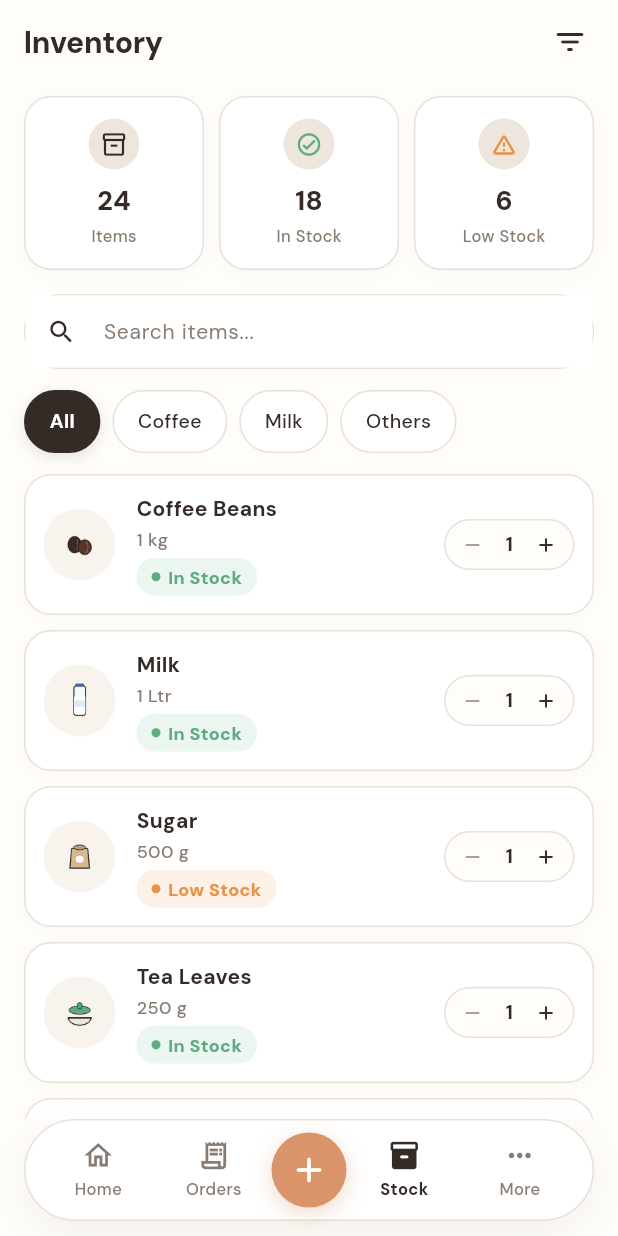
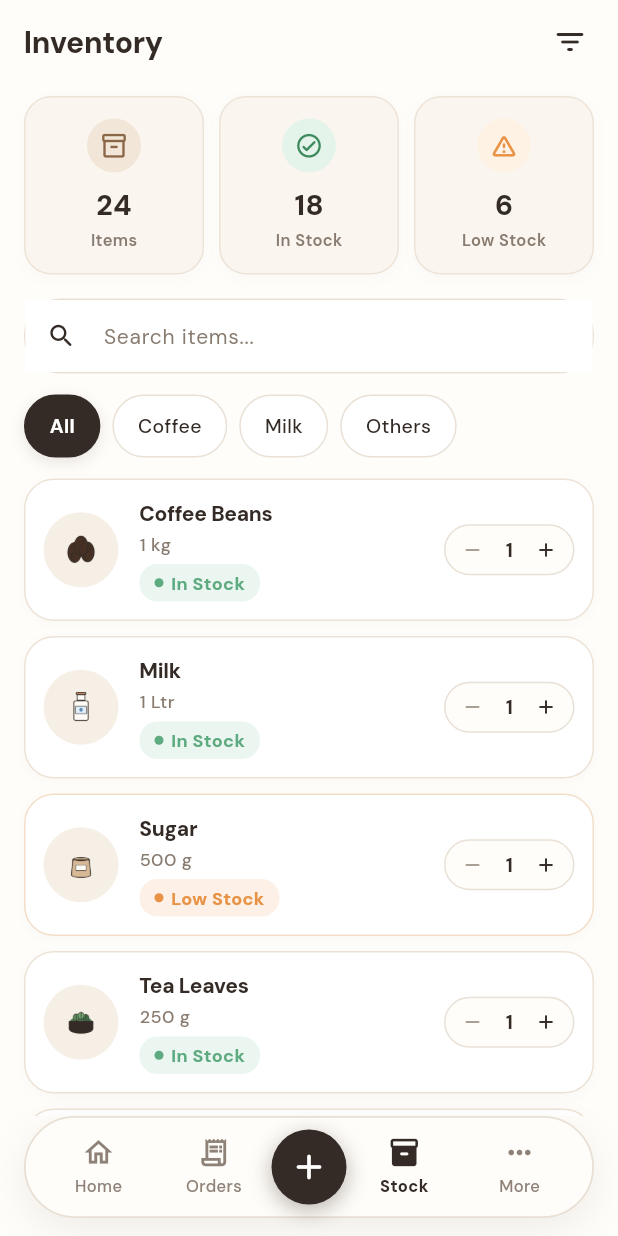
Before and after one commit to krushnasaruk/macha, a Flutter app: the InventoryScreen screen opened by its route, on a phone screen of 412 x 824 dp. Run offline on Flutter 3.47's test engine with Material 3 defaults, Android fonts, the phone set to English and light mode, and no system bars; our stand-ins replace connectivity_plus, drift, flutter_riverpod, go_router, google_fonts, supabase_flutter; accounts and stored records are empty; generated files the repository leaves out were written again.

Commit message:
refactor(ui): visual refinement matching reference composition and cafe personality
- Generate high-fidelity 4x antialiased 2D cafe illustrations (hero coffee with tabletop curve, cappuccino with rosetta art & steam, latte with warm layers, americano with crema, mocha with whipped cream drizzle, cold brew swirl, iced latte with cubes & straw, coffee beans, milk, sugar, tea, syrup)
- Redesign Home Dashboard hero card with rich dark roast gradient, tabletop curve, 3 snug metric cards, and tactile quick action circles
- Redesign POS Screen: reduce empty whitespace in product tiles, enlarge drink illustrations to 105px with steam wisps, align name/price tightly with circular '+' button
- Redesign Floating Cart Bar: dark coffee capsule with terracotta badge, bold price, and 'View Cart ->'
- Redesign Inventory Screen: compact warm cream KPI cards, high-res ingredient artwork in circular containers, low-stock visual accents, and refined stepper
- 100% test pass rate (99/99 tests passed, 0 flutter analyze issues)

```diff
--- a/lib/core/components/floating_bottom_nav.dart
+++ b/lib/core/components/floating_bottom_nav.dart
@@ -35,16 +35,16 @@ class FloatingBottomNav extends StatelessWidget {
     return SafeArea(
       child: Container(
         height: 68,
-        margin: const EdgeInsets.only(left: 16, right: 16, bottom: 10),
+        margin: const EdgeInsets.only(left: 16, right: 16, bottom: 12),
         padding: const EdgeInsets.symmetric(horizontal: 10),
         decoration: BoxDecoration(
-          color: Colors.white,
+          color: const Color(0xFFFFFDF9),
           borderRadius: BorderRadius.circular(36),
-          border: Border.all(color: AppColors.borderLight, width: 1),
+          border: Border.all(color: const Color(0xFFE8DFD5), width: 1.2),
           boxShadow: [
             BoxShadow(
-              color: AppColors.primary.withOpacity(0.06),
-              blurRadius: 20,
+              color: const Color(0xFF342B26).withOpacity(0.08),
+              blurRadius: 22,
               offset: const Offset(0, 8),
             ),
           ],
@@ -63,11 +63,11 @@ class FloatingBottomNav extends StatelessWidget {
                   width: 50,
                   height: 50,
                   decoration: BoxDecoration(
-                    color: isSelected ? AppColors.primary : AppColors.terracotta,
+                    color: isSelected ? AppColors.terracotta : AppColors.primary,
                     shape: BoxShape.circle,
                     boxShadow: [
                       BoxShadow(
-                        color: AppColors.terracotta.withOpacity(0.35),
+                        color: (isSelected ? AppColors.terracotta : AppColors.primary).withOpacity(0.35),
                         blurRadius: 12,
                         offset: const Offset(0, 4),
                       ),
@@ -93,7 +93,7 @@ class FloatingBottomNav extends StatelessWidget {
                     children: [
                       Icon(
                         isSelected ? item.selectedIcon : item.icon,
-                        color: isSelected ? AppColors.primary : AppColors.textSecondaryLight,
+                        color: isSelected ? AppColors.primary : const Color(0xFF8E8278),
                         size: 22,
                       ),
                       const SizedBox(height: 3),
@@ -101,8 +101,8 @@ class FloatingBottomNav extends StatelessWidget {
                         item.label,
                         style: TextStyle(
                           fontSize: 11,
-                          fontWeight: isSelected ? FontWeight.w700 : FontWeight.w500,
-                          color: isSelected ? AppColors.primary : AppColors.textSecondaryLight,
+                          fontWeight: isSelected ? FontWeight.w800 : FontWeight.w500,
+                          color: isSelected ? AppColors.primary : const Color(0xFF8E8278),
                         ),
                       ),
                     ],
--- a/lib/features/inventory/presentation/inventory_screen.dart
+++ b/lib/features/inventory/presentation/inventory_screen.dart
@@ -154,7 +154,8 @@ class _InventoryScreenState extends State<InventoryScreen> {
                   Expanded(
                     child: _buildKpiCard(
                       icon: Icons.inventory_2_outlined,
-                      iconColor: AppColors.primary,
+                      iconColor: const Color(0xFF8C6747),
+                      circleBg: const Color(0xFFF1E6D8),
                       value: '$totalItems',
                       label: 'Items',
                     ),
@@ -163,7 +164,8 @@ class _InventoryScreenState extends State<InventoryScreen> {
                   Expanded(
                     child: _buildKpiCard(
                       icon: Icons.check_circle_outline_rounded,
-                      iconColor: const Color(0xFF5EAA81),
+                      iconColor: const Color(0xFF3E8A5E),
+                      circleBg: const Color(0xFFE5F4EB),
                       value: '$inStockCount',
                       label: 'In Stock',
                     ),
@@ -173,6 +175,7 @@ class _InventoryScreenState extends State<InventoryScreen> {
                     child: _buildKpiCard(
                       icon: Icons.warning_amber_rounded,
                       iconColor: const Color(0xFFE89246),
+                      circleBg: const Color(0xFFFDF2E4),
                       value: '$lowStockCount',
                       label: 'Low Stock',
                     ),
@@ -282,15 +285,16 @@ class _InventoryScreenState extends State<InventoryScreen> {
   Widget _buildKpiCard({
     required IconData icon,
     required Color iconColor,
+    required Color circleBg,
     required String value,
     required String label,
   }) {
     return Container(
-      padding: const EdgeInsets.symmetric(vertical: 14, horizontal: 10),
+      padding: const EdgeInsets.symmetric(vertical: 14, horizontal: 8),
       decoration: BoxDecoration(
-        color: Colors.white,
+        color: const Color(0xFFFAF5EE),
         borderRadius: BorderRadius.circular(18),
-        border: Border.all(color: AppColors.borderLight, width: 1),
+        border: Border.all(color: const Color(0xFFEDE3D7), width: 1),
         boxShadow: [
           BoxShadow(
             color: Colors.black.withOpacity(0.02),
@@ -302,20 +306,20 @@ class _InventoryScreenState extends State<InventoryScreen> {
       child: Column(
         children: [
           Container(
-            width: 34,
-            height: 34,
-            decoration: const BoxDecoration(
-              color: AppColors.softBeige,
+            width: 36,
+            height: 36,
+            decoration: BoxDecoration(
+              color: circleBg,
               shape: BoxShape.circle,
             ),
             alignment: Alignment.center,
-            child: Icon(icon, size: 18, color: iconColor),
+            child: Icon(icon, size: 19, color: iconColor),
           ),
           const SizedBox(height: 8),
           Text(
             value,
             style: const TextStyle(
-              fontSize: 18,
+              fontSize: 19,
               fontWeight: FontWeight.w800,
               color: AppColors.primary,
             ),
@@ -325,7 +329,7 @@ class _InventoryScreenState extends State<InventoryScreen> {
             label,
             style: const TextStyle(
               fontSize: 11,
-              fontWeight: FontWeight.w500,
+              fontWeight: FontWeight.w600,
               color: AppColors.textSecondaryLight,
             ),
           ),
@@ -339,8 +343,11 @@ class _InventoryScreenState extends State<InventoryScreen> {
       padding: const EdgeInsets.all(12),
       decoration: BoxDecoration(
         color: Colors.white,
-        borderRadius: BorderRadius.circular(18),
-        border: Border.all(color: AppColors.borderLight, width: 1),
+        borderRadius: BorderRadius.circular(20),
+        border: Border.all(
+          color: item.isLowStock ? const Color(0xFFF3DEC8) : const Color(0xFFEDE2D6),
+          width: 1,
+        ),
         boxShadow: [
           BoxShadow(
             color: Colors.black.withOpacity(0.02),
@@ -351,26 +358,24 @@ class _InventoryScreenState extends State<InventoryScreen> {
       ),
       child: Row(
         children: [
-          // Circular leading illustration
+          // Circular leading illustration container
           Container(
-            width: 48,
-            height: 48,
+            width: 50,
+            height: 50,
             decoration: const BoxDecoration(
-              color: AppColors.creamContainer,
+              color: Color(0xFFF6EFE6),
               shape: BoxShape.circle,
             ),
             alignment: Alignment.center,
-            child: ClipOval(
             child: Image.asset(
               item.assetPath,
               width: 36,
               height: 36,
-                fit: BoxFit.cover,
+              fit: BoxFit.contain,
               errorBuilder: (_, __, ___) => const Icon(
                 Icons.inventory_2_outlined,
                 size: 24,
                 color: AppColors.primary,
-                ),
               ),
             ),
           ),
@@ -385,8 +390,9 @@ class _InventoryScreenState extends State<InventoryScreen> {
                   item.name,
                   style: const TextStyle(
                     fontSize: 14,
-                    fontWeight: FontWeight.w700,
+                    fontWeight: FontWeight.w800,
                     color: AppColors.primary,
+                    letterSpacing: -0.2,
                   ),
                 ),
                 const SizedBox(height: 2),
@@ -398,7 +404,7 @@ class _InventoryScreenState extends State<InventoryScreen> {
                     fontWeight: FontWeight.w500,
                   ),
                 ),
-                const SizedBox(height: 4),
+                const SizedBox(height: 5),
                 StatusPill(
                   label: item.isLowStock ? 'Low Stock' : 'In Stock',
                   type: item.isLowStock ? StatusPillType.lowStock : StatusPillType.inStock,
```
Also changed, not shown: lib/core/components/floating_cart_bar.dart (+24 -38 lines), lib/features/billing/presentation/pos_screen.dart (+37 -28 lines), lib/features/home/presentation/home_dashboard_screen.dart (+179 -84 lines), assets/branding/hero_coffee.png, assets/inventory/chocolate_syrup.png, assets/inventory/coffee_beans.png, assets/inventory/milk.png, assets/inventory/sugar.png, assets/inventory/tea_leaves.png, assets/menu/americano.png, assets/menu/cappuccino.png, assets/menu/cold_coffee.png, assets/menu/iced_latte.png, assets/menu/latte.png, 1 more files, 1 other file. Lines whose indentation alone changed are shown as unchanged.
